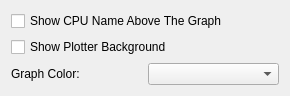
mgottschlag/kwin-tiling, file plasma/applets/system-monitor/cpu-config-adv.ui: the form before one commit.
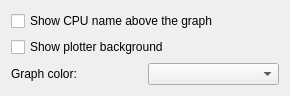
The form after the commit. Custom widgets are drawn as their Qt base class.

What changed in the file:
```diff
--- a/plasma/applets/system-monitor/cpu-config-adv.ui
+++ b/plasma/applets/system-monitor/cpu-config-adv.ui
@@ -14,14 +14,14 @@
    <item>
     <widget class="QCheckBox" name="showTopBarCheckBox">
      <property name="text">
-      <string>Show CPU Name Above The Graph</string>
+      <string>Show CPU name above the graph</string>
      </property>
     </widget>
    </item>
    <item>
     <widget class="QCheckBox" name="showBackgroundCheckBox">
      <property name="text">
-      <string>Show Plotter Background</string>
+      <string>Show plotter background</string>
      </property>
     </widget>
    </item>
@@ -30,7 +30,7 @@
      <item>
       <widget class="QLabel" name="graphLabel">
        <property name="text">
-        <string>Graph Color:</string>
+        <string>Graph color:</string>
        </property>
       </widget>
      </item>
```
